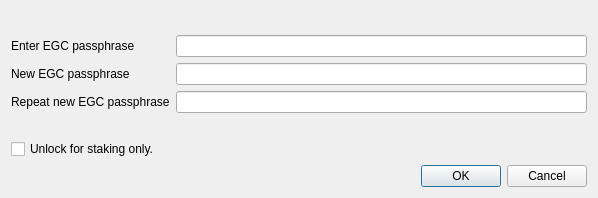
Above: src/qt/forms/askpassphrasedialog.ui from EverGreenCoinDev/EverGreenCoin before the change. Below: the same form after it.
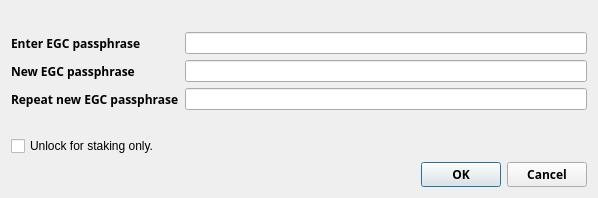
That is the form after the change.

Diff of the .ui file:
```diff
--- a/src/qt/forms/askpassphrasedialog.ui
+++ b/src/qt/forms/askpassphrasedialog.ui
@@ -50,6 +50,13 @@
      </item>
      <item row="1" column="0">
       <widget class="QLabel" name="passLabel2">
+       <property name="font">
+        <font>
+         <family>Typola</family>
+         <weight>75</weight>
+         <bold>true</bold>
+        </font>
+       </property>
        <property name="text">
         <string>New EGC passphrase</string>
        </property>
@@ -64,6 +71,13 @@
      </item>
      <item row="2" column="0">
       <widget class="QLabel" name="passLabel3">
+       <property name="font">
+        <font>
+         <family>Typola</family>
+         <weight>75</weight>
+         <bold>true</bold>
+        </font>
+       </property>
        <property name="text">
         <string>Repeat new EGC passphrase</string>
        </property>
@@ -94,6 +108,13 @@
      </item>
      <item row="0" column="0">
       <widget class="QLabel" name="passLabel1">
+       <property name="font">
+        <font>
+         <family>Typola</family>
+         <weight>75</weight>
+         <bold>true</bold>
+        </font>
+       </property>
        <property name="text">
         <string>Enter EGC passphrase</string>
        </property>
@@ -119,6 +140,13 @@
    </item>
    <item>
     <widget class="QDialogButtonBox" name="buttonBox">
+     <property name="font">
+      <font>
+       <family>Typola</family>
+       <weight>75</weight>
+       <bold>true</bold>
+      </font>
+     </property>
      <property name="orientation">
       <enum>Qt::Horizontal</enum>
      </property>
```
